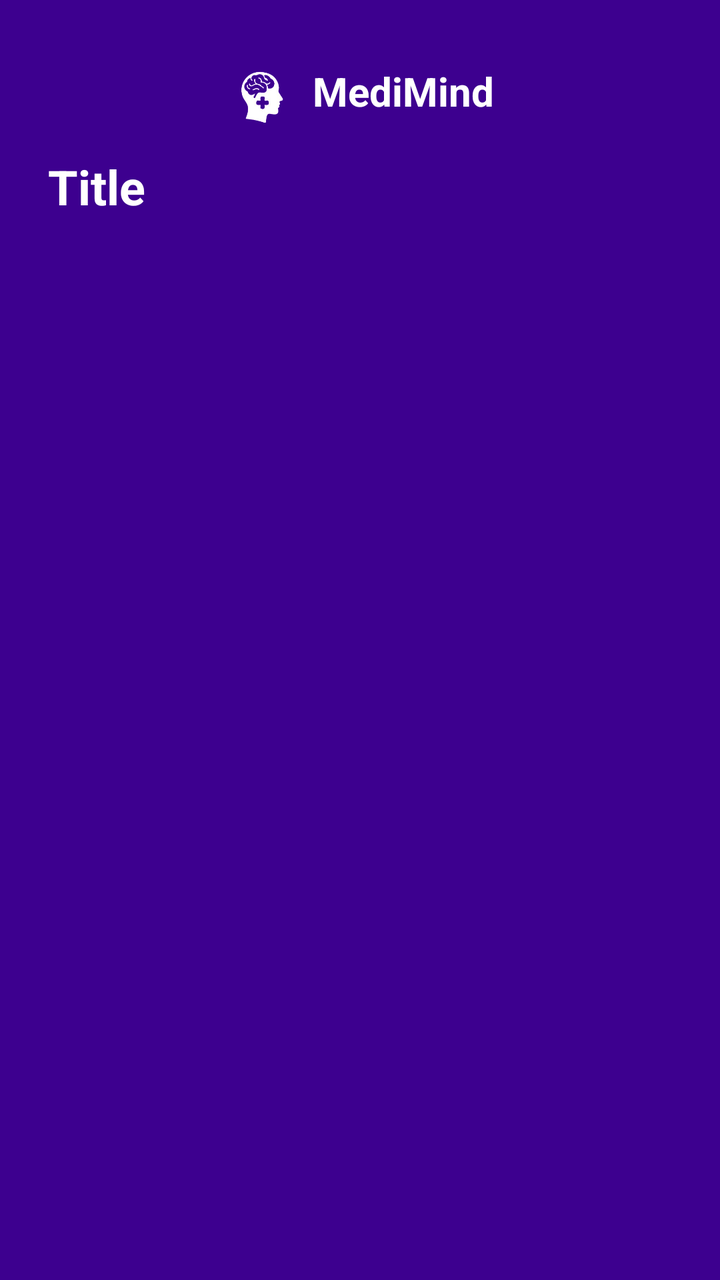
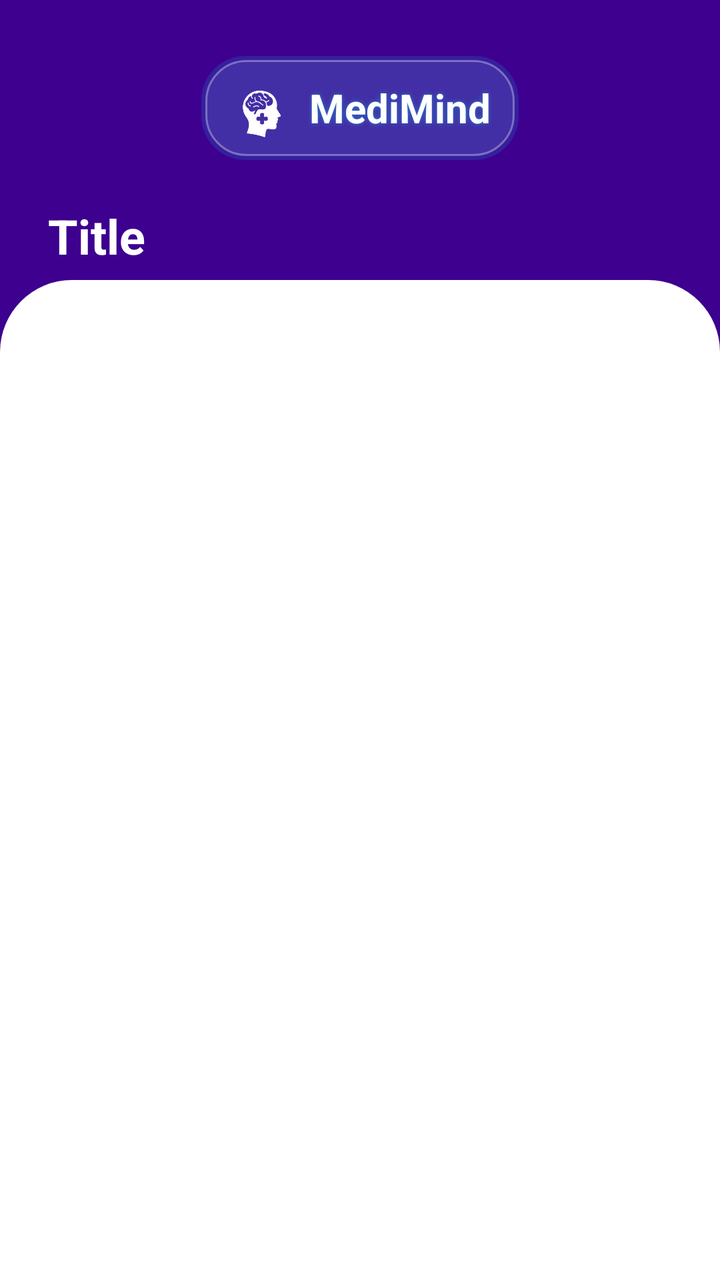

Screens rendered from an Android XML layout before and after an edit, with the pre-edit source and the edit as a unified diff.
<!-- AndroidManifest.xml: application theme Theme.MediMindV2 -->
<!-- res/layout/activity_base_details.xml -->
<?xml version="1.0" encoding="utf-8"?>
<androidx.constraintlayout.widget.ConstraintLayout
    xmlns:android="http://schemas.android.com/apk/res/android"
    xmlns:app="http://schemas.android.com/apk/res-auto"
    android:layout_width="match_parent"
    android:layout_height="match_parent"
    android:background="#3D008F">

    
    <LinearLayout
        android:id="@+id/headerRow"
        android:layout_width="wrap_content"
        android:layout_height="wrap_content"
        android:layout_marginTop="28dp"
        android:gravity="center_vertical"
        android:orientation="horizontal"
        app:layout_constraintTop_toTopOf="parent"
        app:layout_constraintStart_toStartOf="parent"
        app:layout_constraintEnd_toEndOf="parent">

        <ImageView
            android:layout_width="35dp"
            android:layout_height="35dp"
            android:src="@drawable/logo"
            android:contentDescription="@null"/>

        <TextView
            android:layout_width="wrap_content"
            android:layout_height="wrap_content"
            android:layout_marginStart="8dp"
            android:text="MediMind"
            android:textColor="@android:color/white"
            android:textSize="20sp"
            android:textStyle="bold"/>
    </LinearLayout>

    
    <TextView
        android:id="@+id/tvScreenTitle"
        android:layout_width="0dp"
        android:layout_height="wrap_content"
        android:layout_marginTop="14dp"
        android:layout_marginStart="24dp"
        android:layout_marginEnd="24dp"
        android:text="Title"
        android:textColor="@android:color/white"
        android:textSize="24sp"
        android:textStyle="bold"
        app:layout_constraintTop_toBottomOf="@id/headerRow"
        app:layout_constraintStart_toStartOf="parent"
        app:layout_constraintEnd_toEndOf="parent"/>

    
    <FrameLayout
        android:id="@+id/detailsContainer"
        android:layout_width="0dp"
        android:layout_height="0dp"
        android:layout_marginTop="10dp"
        android:layout_marginBottom="16dp"
        app:layout_constraintTop_toBottomOf="@id/tvScreenTitle"
        app:layout_constraintBottom_toBottomOf="parent"
        app:layout_constraintStart_toStartOf="parent"
        app:layout_constraintEnd_toEndOf="parent"/>

</androidx.constraintlayout.widget.ConstraintLayout>
<!-- resources referenced by this layout -->
<resources>
  <!-- drawable logo: png bitmap (drawable, 24195 bytes) -->
  <style name="Theme.MediMindV2" parent="Base.Theme.MediMindV2" />
  <style name="Base.Theme.MediMindV2" parent="Theme.Material3.DayNight.NoActionBar">
          
          
      </style>
</resources>

<!-- the commit's change to res/layout/activity_base_details.xml (unified diff, before → after) -->
@@ -2,64 +2,128 @@
 <androidx.constraintlayout.widget.ConstraintLayout
     xmlns:android="http://schemas.android.com/apk/res/android"
     xmlns:app="http://schemas.android.com/apk/res-auto"
+    android:id="@+id/rootBaseDetails"
     android:layout_width="match_parent"
     android:layout_height="match_parent"
     android:background="#3D008F">
 
     
-    <LinearLayout
-        android:id="@+id/headerRow"
+    <androidx.constraintlayout.widget.Guideline
+        android:id="@+id/guidelinePurpleEnd"
         android:layout_width="wrap_content"
         android:layout_height="wrap_content"
-        android:layout_marginTop="28dp"
-        android:gravity="center_vertical"
         android:orientation="horizontal"
+        app:layout_constraintGuide_begin="140dp" />
+
+    
+    <androidx.constraintlayout.widget.ConstraintLayout
+        android:id="@+id/headerArea"
+        android:layout_width="0dp"
+        android:layout_height="0dp"
+        android:background="#3D008F"
         app:layout_constraintTop_toTopOf="parent"
+        app:layout_constraintBottom_toTopOf="@id/guidelinePurpleEnd"
         app:layout_constraintStart_toStartOf="parent"
         app:layout_constraintEnd_toEndOf="parent">
 
-        <ImageView
-            android:layout_width="35dp"
-            android:layout_height="35dp"
-            android:src="@drawable/logo"
-            android:contentDescription="@null"/>
+        
+        <include
+            android:id="@+id/incHeader"
+            layout="@layout/include_header_medimind"
+            app:layout_constraintTop_toTopOf="parent"
+            app:layout_constraintStart_toStartOf="parent"
+            app:layout_constraintEnd_toEndOf="parent"/>
 
-        <TextView
-            android:layout_width="wrap_content"
-            android:layout_height="wrap_content"
-            android:layout_marginStart="8dp"
-            android:text="MediMind"
-            android:textColor="@android:color/white"
-            android:textSize="20sp"
-            android:textStyle="bold"/>
-    </LinearLayout>
+    </androidx.constraintlayout.widget.ConstraintLayout>
+
+    
+    <androidx.constraintlayout.widget.ConstraintLayout
+        android:id="@+id/whitePanel"
+        android:layout_width="0dp"
+        android:layout_height="0dp"
+        android:background="@drawable/bg_white_panel_top"
+        app:layout_constraintTop_toTopOf="@id/guidelinePurpleEnd"
+        app:layout_constraintBottom_toBottomOf="parent"
+        app:layout_constraintStart_toStartOf="parent"
+        app:layout_constraintEnd_toEndOf="parent">
+
+        
+        <FrameLayout
+            android:id="@+id/detailsContainer"
+            android:layout_width="0dp"
+            android:layout_height="0dp"
+            android:layout_marginTop="18dp"
+            android:layout_marginBottom="16dp"
+            android:layout_marginStart="16dp"
+            android:layout_marginEnd="16dp"
+            app:layout_constraintTop_toTopOf="parent"
+            app:layout_constraintBottom_toBottomOf="parent"
+            app:layout_constraintStart_toStartOf="parent"
+            app:layout_constraintEnd_toEndOf="parent" />
+
+    </androidx.constraintlayout.widget.ConstraintLayout>
 
     
     <TextView
         android:id="@+id/tvScreenTitle"
         android:layout_width="0dp"
         android:layout_height="wrap_content"
-        android:layout_marginTop="14dp"
         android:layout_marginStart="24dp"
         android:layout_marginEnd="24dp"
+        android:layout_marginBottom="6dp"
         android:text="Title"
         android:textColor="@android:color/white"
         android:textSize="24sp"
         android:textStyle="bold"
-        app:layout_constraintTop_toBottomOf="@id/headerRow"
+        app:layout_constraintBottom_toTopOf="@id/whitePanel"
         app:layout_constraintStart_toStartOf="parent"
-        app:layout_constraintEnd_toEndOf="parent"/>
-
-    
-    <FrameLayout
-        android:id="@+id/detailsContainer"
-        android:layout_width="0dp"
-        android:layout_height="0dp"
-        android:layout_marginTop="10dp"
-        android:layout_marginBottom="16dp"
-        app:layout_constraintTop_toBottomOf="@id/tvScreenTitle"
-        app:layout_constraintBottom_toBottomOf="parent"
-        app:layout_constraintStart_toStartOf="parent"
-        app:layout_constraintEnd_toEndOf="parent"/>
+        app:layout_constraintEnd_toEndOf="parent" />
 
 </androidx.constraintlayout.widget.ConstraintLayout>
+<!-- res/layout/include_header_medimind.xml (included above) -->
+<?xml version="1.0" encoding="utf-8"?>
+<androidx.constraintlayout.widget.ConstraintLayout
+    xmlns:android="http://schemas.android.com/apk/res/android"
+    xmlns:app="http://schemas.android.com/apk/res-auto"
+    android:layout_width="match_parent"
+    android:layout_height="wrap_content"
+    android:paddingTop="28dp">
+
+    <LinearLayout
+        android:id="@+id/headerChip"
+        android:layout_width="wrap_content"
+        android:layout_height="wrap_content"
+        android:background="@drawable/bg_header_glow_chip"
+        android:gravity="center_vertical"
+        android:orientation="horizontal"
+        android:paddingStart="14dp"
+        android:paddingEnd="14dp"
+        android:paddingTop="10dp"
+        android:paddingBottom="10dp"
+        app:layout_constraintTop_toTopOf="parent"
+        app:layout_constraintStart_toStartOf="parent"
+        app:layout_constraintEnd_toEndOf="parent">
+
+        <ImageView
+            android:id="@+id/ivLogo"
+            android:layout_width="32dp"
+            android:layout_height="32dp"
+            android:contentDescription="@null"
+            android:src="@drawable/logo"/>
+
+        <TextView
+            android:id="@+id/tvBrand"
+            android:layout_width="wrap_content"
+            android:layout_height="wrap_content"
+            android:layout_marginStart="8dp"
+            android:text="MediMind"
+            android:textColor="#FFFFFF"
+            android:textSize="20sp"
+            android:textStyle="bold"
+            android:shadowColor="#6600E5FF"
+            android:shadowDx="0"
+            android:shadowDy="0"
+            android:shadowRadius="6"/>
+    </LinearLayout>
+
+</androidx.constraintlayout.widget.ConstraintLayout>
<!-- resource entries referenced after the edit -->
@@ -1,10 +1,44 @@
 <!-- resources referenced by this layout -->
 <resources>
+  <!-- drawable bg_header_glow_chip (drawable) -->
+  <?xml version="1.0" encoding="utf-8"?>
+  <layer-list xmlns:android="http://schemas.android.com/apk/res/android">
+  
+      
+      <item>
+          <shape>
+              <corners android:radius="22dp"/>
+              <solid android:color="#2200E5FF"/> 
+          </shape>
+      </item>
+  
+      
+      <item android:left="2dp" android:top="2dp" android:right="2dp" android:bottom="2dp">
+          <shape>
+              <corners android:radius="20dp"/>
+              <solid android:color="#12FFFFFF"/> 
+              <stroke android:width="1dp" android:color="#55FFFFFF"/>
+          </shape>
+      </item>
+  
+  </layer-list>
+  <!-- drawable bg_white_panel_top (drawable) -->
+  <shape xmlns:android="http://schemas.android.com/apk/res/android">
+      <solid android:color="@android:color/white" />
+      <corners
+          android:topLeftRadius="36dp"
+          android:topRightRadius="36dp" />
+  </shape>
   <!-- drawable logo: png bitmap (drawable, 24195 bytes) -->
   <style name="Theme.MediMindV2" parent="Base.Theme.MediMindV2" />
   <style name="Base.Theme.MediMindV2" parent="Theme.Material3.DayNight.NoActionBar">
+  
           
+          <item name="android:textColorPrimary">#2A2A2A</item>
+          <item name="android:textColorSecondary">#6B6B6B</item>
+  
           
+          <item name="android:textColorHint">#9A9A9A</item>
       </style>
 </resources>
 
